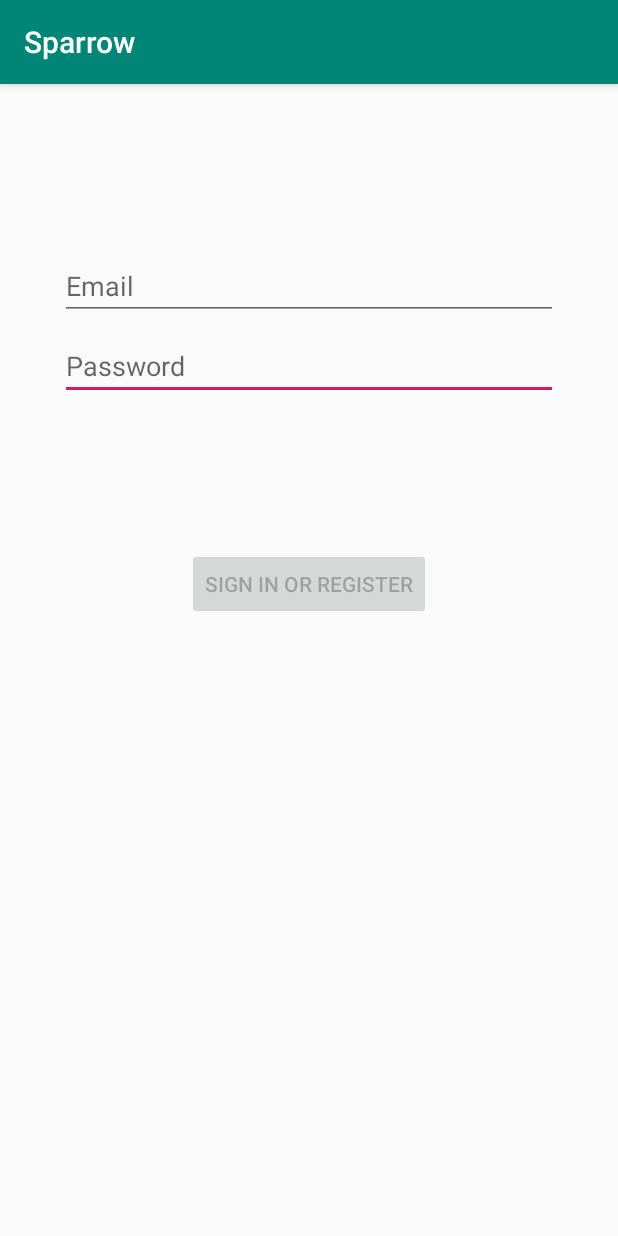
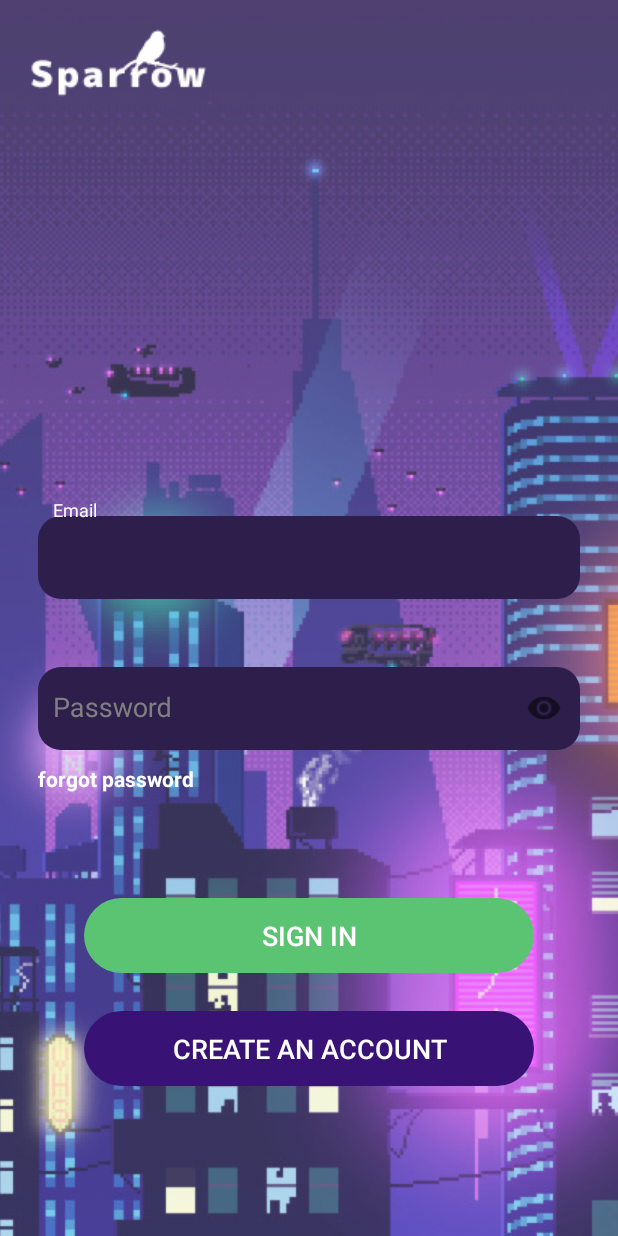
Before and after one commit to doct0rX/Sparrow, an Android app: the screen it shows after launch (LoginActivity), on a phone screen of 412 x 824 dp. Run offline under Robolectric (Android 15) with nearby library versions, the phone set to English and light mode, and no system bars.

Commit message:
login screen design

```diff
--- /dev/null
+++ b/app/src/main/res/drawable/cropedbg.xml
@@ -0,0 +1,6 @@
+<?xml version="1.0" encoding="utf-8"?>
+<bitmap
+    xmlns:android="http://schemas.android.com/apk/res/android"
+    android:src="@drawable/backgroud"
+    android:gravity="center"
+    />
--- /dev/null
+++ b/app/src/main/res/drawable/rounded_button.xml
@@ -0,0 +1,6 @@
+<?xml version="1.0" encoding="utf-8"?>
+<shape xmlns:android="http://schemas.android.com/apk/res/android"
+    android:shape="rectangle">
+    <corners android:radius="40dp" />
+    <solid android:color="@color/green" />
+</shape>
--- /dev/null
+++ b/app/src/main/res/drawable/rounded_edittext.xml
@@ -0,0 +1,10 @@
+<?xml version="1.0" encoding="utf-8"?>
+<shape xmlns:android="http://schemas.android.com/apk/res/android"
+    android:shape="rectangle" android:padding="10dp">
+    <solid android:color="@color/dark"/>
+    <corners
+        android:bottomRightRadius="15dp"
+        android:bottomLeftRadius="15dp"
+        android:topLeftRadius="15dp"
+        android:topRightRadius="15dp"/>
+</shape>
--- a/app/src/main/res/layout/activity_login.xml
+++ b/app/src/main/res/layout/activity_login.xml
@@ -1,64 +1,121 @@
 <?xml version="1.0" encoding="utf-8"?>
-<androidx.constraintlayout.widget.ConstraintLayout xmlns:android="http://schemas.android.com/apk/res/android"
+<RelativeLayout
+    xmlns:android="http://schemas.android.com/apk/res/android"
     xmlns:app="http://schemas.android.com/apk/res-auto"
     xmlns:tools="http://schemas.android.com/tools"
     android:id="@+id/container"
     android:layout_width="match_parent"
     android:layout_height="match_parent"
-    android:paddingLeft="@dimen/activity_horizontal_margin"
-    android:paddingTop="@dimen/activity_vertical_margin"
-    android:paddingRight="@dimen/activity_horizontal_margin"
-    android:paddingBottom="@dimen/activity_vertical_margin"
+    android:orientation="vertical"
     tools:context=".ui.login.LoginActivity">
+
+    <ImageView
+        android:layout_width="match_parent"
+        android:layout_height="match_parent"
+        android:src="@drawable/backgroud"
+        android:scaleType="centerCrop"
+        android:alpha="0.8"
+        />
+
+    <ImageView
+        android:layout_width="wrap_content"
+        android:layout_height="wrap_content"
+        android:layout_marginStart="20dp"
+        android:layout_marginTop="10dp"
+        android:src="@drawable/logo"/>
+
+    <LinearLayout
+        android:layout_width="match_parent"
+        android:layout_height="wrap_content"
+        android:gravity="center"
+        android:layout_marginStart="15dp"
+        android:layout_marginEnd="15dp"
+        android:layout_alignParentBottom="true"
+        android:layout_marginBottom="100dp"
+        android:orientation="vertical">
+
+        <com.google.android.material.textfield.TextInputLayout
+            android:layout_width="match_parent"
+            android:layout_height="75dp"
+            android:textColorHint="@color/hintColor"
+            >
+
+            <EditText
+                android:layout_width="match_parent"
+                android:layout_height="55dp"
+                android:background="@drawable/rounded_edittext"
+                android:layout_margin="10dp"
+                android:hint="@string/prompt_email"
+                android:paddingStart="10dp"
+                android:paddingEnd="10dp"
+                android:inputType="textEmailAddress"
+                android:textColor="@color/wit"
+                android:id="@+id/username"/>
+
+        </com.google.android.material.textfield.TextInputLayout>
+
+        <com.google.android.material.textfield.TextInputLayout
+            android:layout_width="match_parent"
+            android:layout_height="75dp"
+            android:textColorHint="@color/hintColor"
+            android:layout_marginTop="25dp"
+            app:passwordToggleEnabled="true">
+
+            <EditText
+                android:layout_width="match_parent"
+                android:layout_height="55dp"
+                android:background="@drawable/rounded_edittext"
+                android:layout_margin="10dp"
+                android:paddingStart="10dp"
+                android:paddingEnd="10dp"
+
+                android:inputType="textPassword"
+                android:hint="@string/prompt_password"
+                android:textColor="@color/wit"
+                android:id="@+id/password"/>
+
+        </com.google.android.material.textfield.TextInputLayout>
+
+        <TextView
+            android:layout_width="wrap_content"
+            android:layout_height="wrap_content"
+            android:id="@+id/forget_password"
+            android:text="@string/forgot_password"
+            android:layout_gravity="start"
+            android:textStyle="bold"
+            android:textColor="@color/wit"
+            android:layout_marginStart="10dp"/>
+
 
         <Button
             android:id="@+id/login"
-        android:layout_width="wrap_content"
-        android:layout_height="wrap_content"
-        android:layout_gravity="start"
-        android:layout_marginStart="48dp"
-        android:layout_marginTop="16dp"
-        android:layout_marginEnd="48dp"
-        android:layout_marginBottom="64dp"
+            android:layout_width="300dp"
+            android:layout_height="50dp"
+            android:layout_gravity="center"
+            android:layout_marginTop="70dp"
+            android:background="@drawable/rounded_button"
             android:enabled="false"
-        android:text="@string/action_sign_in"
-        app:layout_constraintBottom_toBottomOf="parent"
-        app:layout_constraintEnd_toEndOf="parent"
-        app:layout_constraintStart_toStartOf="parent"
-        app:layout_constraintTop_toBottomOf="@+id/password"
-        app:layout_constraintVertical_bias="0.2" />
+            android:text="@string/sign_in"
+            android:textColor="@color/wit"
+            android:textSize="18sp"
+            />
 
-    <EditText
-        android:id="@+id/password"
-        android:layout_width="0dp"
-        android:layout_height="wrap_content"
-        android:layout_marginStart="24dp"
-        android:layout_marginTop="8dp"
-        android:layout_marginEnd="24dp"
+        <Button
+            android:id="@+id/create_account"
+            android:layout_width="300dp"
+            android:layout_height="50dp"
+            android:layout_gravity="center"
+            android:layout_marginTop="25dp"
+            android:background="@drawable/rounded_button"
+            android:backgroundTint="@color/purple"
+            android:enabled="false"
+            android:text="@string/new_account"
+            android:textColor="@color/wit"
+            android:textSize="18sp"
+            />
 
-        android:hint="@string/prompt_password"
-        android:imeActionLabel="@string/action_sign_in_short"
-        android:imeOptions="actionDone"
-        android:inputType="textPassword"
-        android:selectAllOnFocus="true"
-        app:layout_constraintEnd_toEndOf="parent"
-        app:layout_constraintStart_toStartOf="parent"
-        app:layout_constraintTop_toBottomOf="@+id/username" />
 
-    <EditText
-        android:id="@+id/username"
-        android:layout_width="0dp"
-        android:layout_height="wrap_content"
-        android:layout_marginStart="24dp"
-        android:layout_marginTop="96dp"
-        android:layout_marginEnd="24dp"
 
-        android:hint="@string/prompt_email"
-        android:inputType="textEmailAddress"
-        android:selectAllOnFocus="true"
-        app:layout_constraintEnd_toEndOf="parent"
-        app:layout_constraintStart_toStartOf="parent"
-        app:layout_constraintTop_toTopOf="parent" />
 
         <ProgressBar
             android:id="@+id/loading"
@@ -75,4 +132,9 @@
             app:layout_constraintStart_toStartOf="@+id/password"
             app:layout_constraintTop_toTopOf="parent"
             app:layout_constraintVertical_bias="0.3" />
-</androidx.constraintlayout.widget.ConstraintLayout>
+
+
+    </LinearLayout>
+
+
+</RelativeLayout>
--- a/app/src/main/res/values/colors.xml
+++ b/app/src/main/res/values/colors.xml
@@ -2,5 +2,10 @@
 <resources>
     <color name="colorPrimary">#008577</color>
     <color name="colorPrimaryDark">#00574B</color>
-    <color name="colorAccent">#D81B60</color>
+    <color name="colorAccent">#fff</color>
+    <color name="dark">#2E1E4B</color>
+    <color name="hintColor">#808080</color>
+    <color name="wit">#fff</color>
+    <color name="green">#5BC473</color>
+    <color name="purple">#391275</color>
 </resources>
--- a/app/src/main/res/values/strings.xml
+++ b/app/src/main/res/values/strings.xml
@@ -9,4 +9,7 @@
     <string name="invalid_username">Not a valid username</string>
     <string name="invalid_password">Password must be >5 characters</string>
     <string name="login_failed">"Login failed"</string>
+    <string name="sign_in">sign in</string>
+    <string name="new_account">create an account</string>
+    <string name="forgot_password">forgot password</string>
 </resources>
--- a/app/src/main/res/values/styles.xml
+++ b/app/src/main/res/values/styles.xml
@@ -1,7 +1,7 @@
 <resources>
 
     <!-- Base application theme. -->
-    <style name="AppTheme" parent="Theme.AppCompat.Light.DarkActionBar">
+    <style name="AppTheme" parent="Theme.AppCompat.Light.NoActionBar">
         <!-- Customize your theme here. -->
         <item name="colorPrimary">@color/colorPrimary</item>
         <item name="colorPrimaryDark">@color/colorPrimaryDark</item>
```
Also changed, not shown: app/src/main/res/drawable/backgroud.jpg (added), app/src/main/res/drawable/logo.png (added). Lines whose indentation alone changed are shown as unchanged.
